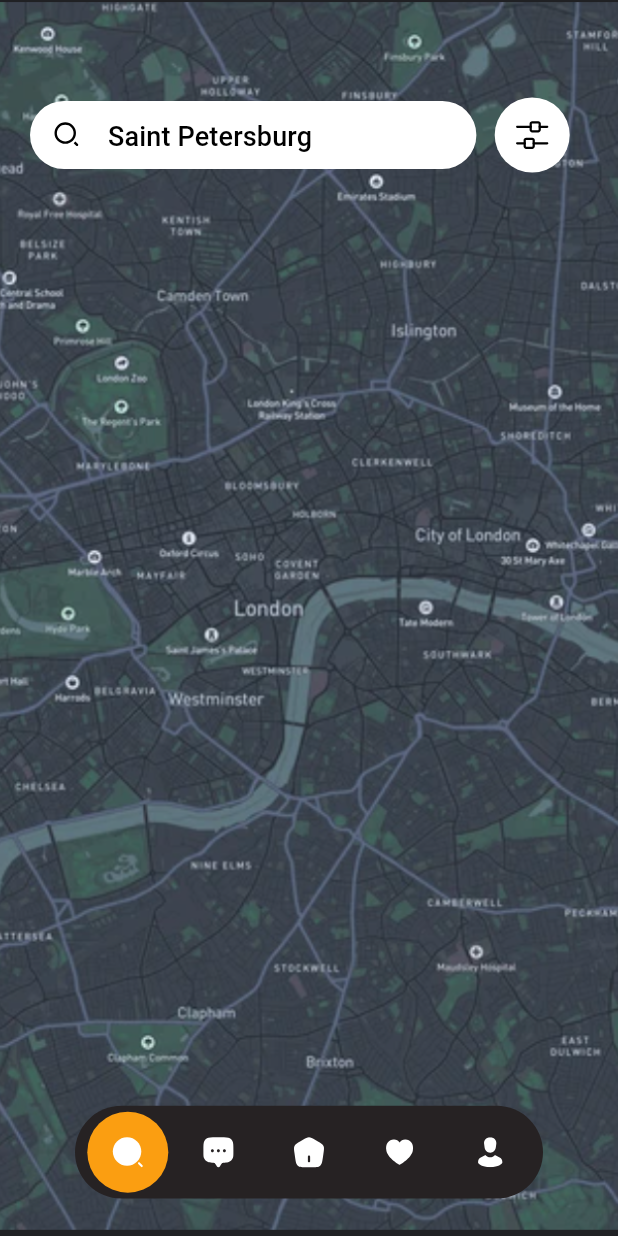
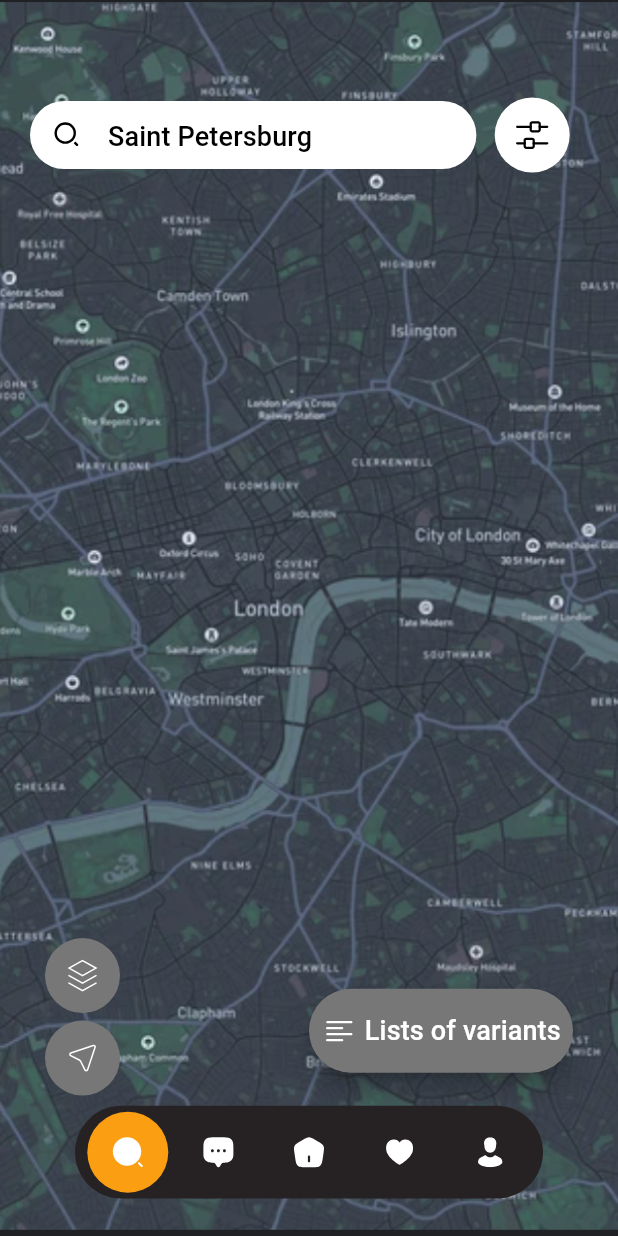
Before and after one commit to chiweliterem/Places, a Flutter app: the NavigationScreen screen opened directly, on a phone screen of 412 x 824 dp. Run offline on Flutter 3.47's test engine with Material 3 defaults, Android fonts, the phone set to English and light mode, and no system bars; our stand-ins replace flutter_svg, google_fonts.

```diff
--- a/lib/colors/colors.dart
+++ b/lib/colors/colors.dart
@@ -11,7 +11,7 @@ const kBackgroundColor = Color(0xffFAF5F2);
 
 //Shape colors
 const kRectangle = Color(0xffFEF8F1);
-const kFAB = Color(0xff2B2B2B);
+const kFAB = Color(0xff777777);
 
 //Text colors
 const kAppBarText = Color(0xffAAA4A0);
--- /dev/null
+++ b/lib/reusable/custom_fab.dart
@@ -0,0 +1,75 @@
+import 'package:flutter/material.dart';
+import 'package:flutter_svg/flutter_svg.dart';
+import 'package:places/colors/colors.dart';
+
+class CustomFab extends StatelessWidget {
+  const CustomFab({super.key});
+
+  @override
+  Widget build(BuildContext context) {
+    return Align(
+      alignment: Alignment.bottomCenter,
+      child: Padding(
+        padding: EdgeInsets.symmetric(horizontal: 30.0, vertical: 75.0),
+        child: SizedBox(
+          width: MediaQuery.of(context).size.width,
+          height: MediaQuery.of(context).size.height * 0.15,
+          child: Row(
+            mainAxisAlignment: MainAxisAlignment.spaceBetween,
+            children: [
+              Expanded(
+                flex: 5,
+                child: Column(
+                  crossAxisAlignment: CrossAxisAlignment.start,
+                  children: [
+                    CircleAvatar(
+                      maxRadius: 25.0,
+                      backgroundColor: kFAB,
+                      child: SvgPicture.asset(
+                        "assets/svgs/layer.svg",
+                        color: kWhite,
+                      ),
+                    ),
+                    SizedBox(height: 5.0),
+                    CircleAvatar(
+                      maxRadius: 25.0,
+                      backgroundColor: kFAB,
+                      child: SvgPicture.asset(
+                        "assets/svgs/location_arrow.svg",
+                        color: kWhite,
+                      ),
+                    ),
+                  ],
+                ),
+              ),
+              Expanded(
+                flex: 5,
+                child: FloatingActionButton(
+                  onPressed: () {},
+                  isExtended: true,
+                  backgroundColor: kFAB,
+                  shape: RoundedRectangleBorder(
+                    borderRadius: BorderRadius.circular(50.0),
+                  ),
+                  child: Row(
+                    mainAxisAlignment: MainAxisAlignment.center,
+                    children: [
+                      SvgPicture.asset("assets/svgs/align_left.svg"),
+                      SizedBox(width: 5.0),
+                      Text(
+                        "Lists of variants",
+                        style: Theme.of(
+                          context,
+                        ).textTheme.titleSmall?.copyWith(color: kWhite),
+                      ),
+                    ],
+                  ),
+                ),
+              ),
+            ],
+          ),
+        ),
+      ),
+    );
+  }
+}
--- a/lib/screens/navigation.dart
+++ b/lib/screens/navigation.dart
@@ -1,4 +1,5 @@
 import 'package:flutter/material.dart';
+import 'package:places/reusable/custom_fab.dart';
 import 'package:places/reusable/custom_navigation_bar.dart';
 import 'package:places/reusable/search_bar_widget.dart';
 
@@ -26,6 +27,9 @@ class NavigationScreen extends StatelessWidget {
 
                 //Bottom Navigation bar
                 CustomNavigationBar(),
+
+                //Two floating action buttons and an extended FAB
+                CustomFab(),
               ],
             ),
           );
```
Also changed, not shown: assets/svgs/align_left.svg (added), assets/svgs/layer.svg (added), assets/svgs/location_arrow.svg (added).
